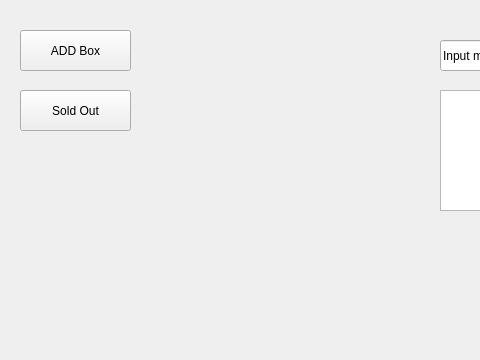
Before: the Qt Designer form mainwindow.ui in sahariajf/ExpiryGuard, drawn with Qt 5; both pictures show x 0 to 480 and y 0 to 360 of the 798 by 600 pixel window.
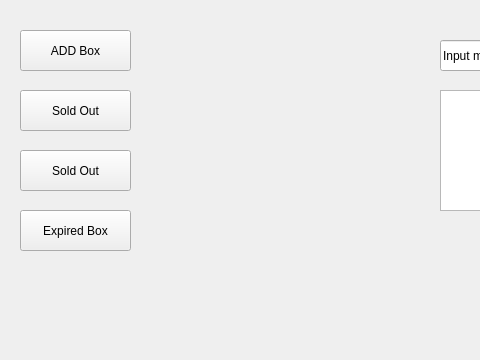
After: the same form once the commit is applied.

Commit message: Expired Box remove system added

What changed in the file:
```diff
--- a/mainwindow.ui
+++ b/mainwindow.ui
@@ -175,6 +175,32 @@
      <string>Details</string>
     </property>
    </widget>
+   <widget class="QPushButton" name="SoldOutBt_2">
+    <property name="geometry">
+     <rect>
+      <x>20</x>
+      <y>150</y>
+      <width>111</width>
+      <height>41</height>
+     </rect>
+    </property>
+    <property name="text">
+     <string>Sold Out</string>
+    </property>
+   </widget>
+   <widget class="QPushButton" name="ExpiredBoxBt">
+    <property name="geometry">
+     <rect>
+      <x>20</x>
+      <y>210</y>
+      <width>111</width>
+      <height>41</height>
+     </rect>
+    </property>
+    <property name="text">
+     <string>Expired Box</string>
+    </property>
+   </widget>
   </widget>
   <widget class="QStatusBar" name="statusBar"/>
  </widget>
```
The commit also changes 14 other files.
